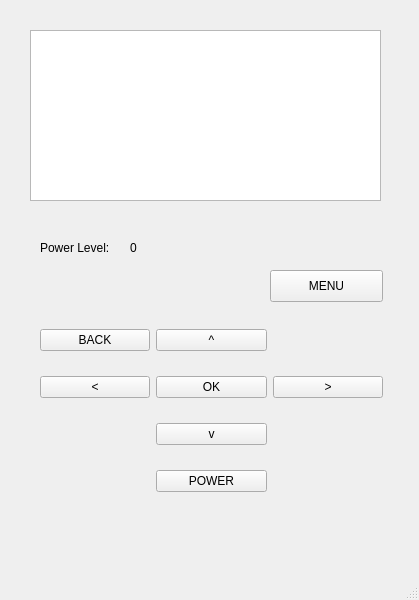
Old version of the form 3004project/mainwindow.ui in the repository colinmatti/COMP3004-Project.
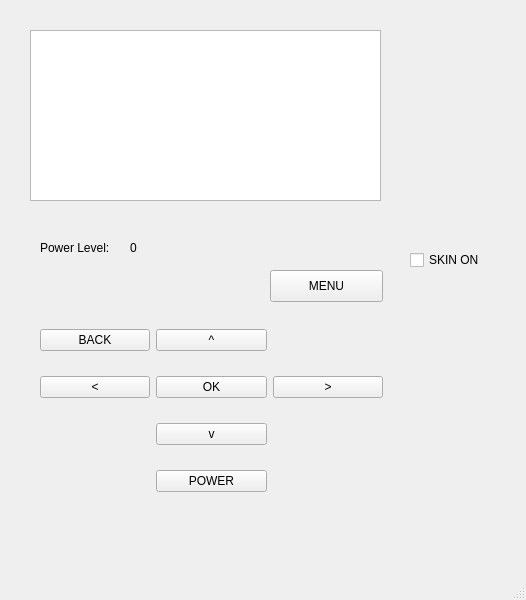
New version of the form.

Commit message: Create onSkin checkbox and functionality

The edit to the form file:
```diff
--- a/3004project/mainwindow.ui
+++ b/3004project/mainwindow.ui
@@ -6,7 +6,7 @@
    <rect>
     <x>0</x>
     <y>0</y>
-    <width>419</width>
+    <width>526</width>
     <height>600</height>
    </rect>
   </property>
@@ -124,6 +124,19 @@
      <string>MENU</string>
     </property>
    </widget>
+   <widget class="QCheckBox" name="onSkin">
+    <property name="geometry">
+     <rect>
+      <x>410</x>
+      <y>250</y>
+      <width>86</width>
+      <height>20</height>
+     </rect>
+    </property>
+    <property name="text">
+     <string>SKIN ON</string>
+    </property>
+   </widget>
   </widget>
   <widget class="QMenuBar" name="menubar">
    <property name="geometry">
```
Left out of the diff: 2 changed lines with no effect on the pictures. The commit also changes 4 other files.
